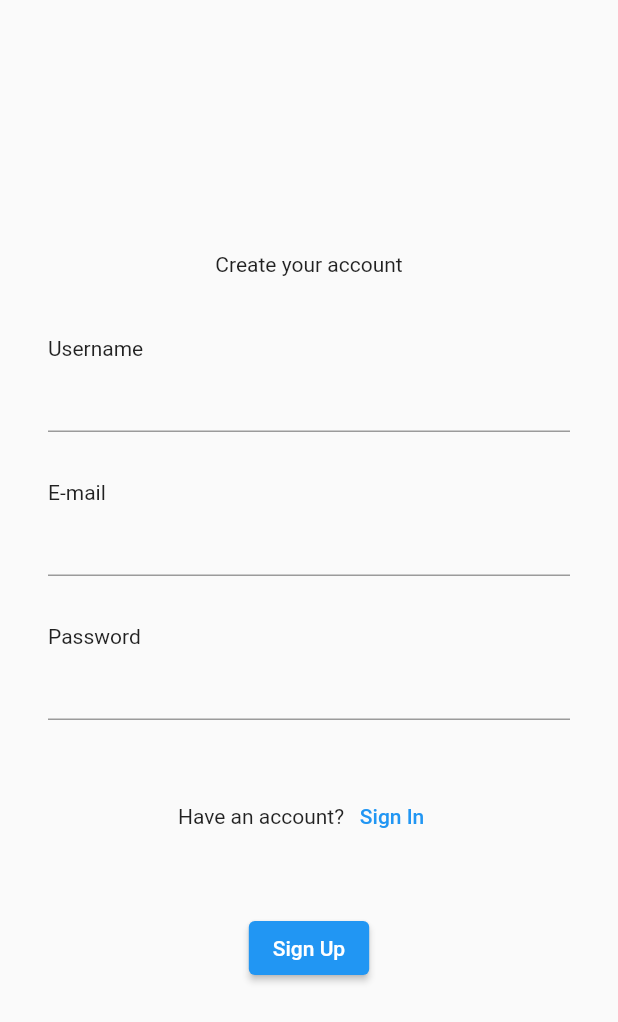
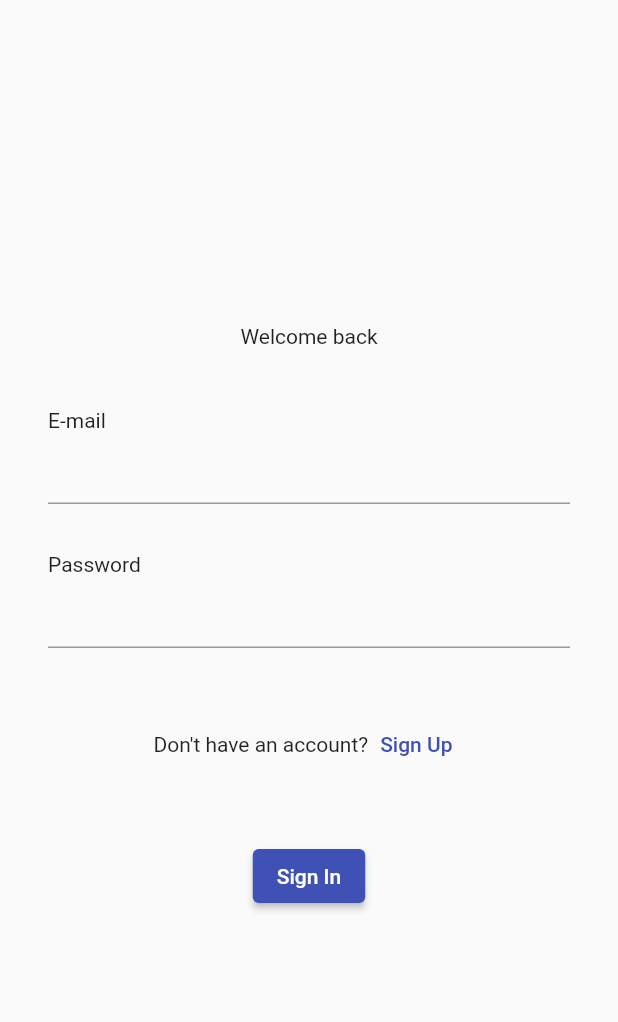
Before and after one commit to muiz6/healthy, a Flutter app: the screen it shows after launch, on a phone screen of 412 x 824 dp. Shown: the top 1022 px of the screen. Run offline on Flutter 3.47's test engine with Material 2 defaults, Android fonts, the phone set to English and light mode, and no system bars; our stand-ins replace get.

Commit message:
created basic sign in page with routing

```diff
--- a/lib/main.dart
+++ b/lib/main.dart
@@ -1,19 +1,18 @@
 import 'package:flutter/material.dart';
+import 'package:get/get.dart';
 
+import 'package:healthy/pages/sign_in_page.dart';
 import 'package:healthy/strings.dart' as strings;
-import 'package:healthy/pages/sign_up.dart';
 
-void main() => runApp(const MyApp());
+void main() => runApp(MyApp());
 
 class MyApp extends StatelessWidget {
-  const MyApp({Key? key}) : super(key: key);
-
   @override
   Widget build(BuildContext context) {
-    return MaterialApp(
+    return GetMaterialApp(
       title: strings.appName,
-      theme: ThemeData(primarySwatch: Colors.blue),
-      home: SignUpPage(),
+      theme: ThemeData(primarySwatch: Colors.indigo),
+      home: SignInPage(),
     );
   }
 }
--- /dev/null
+++ b/lib/pages/sign_in_page.dart
@@ -0,0 +1,54 @@
+import 'package:flutter/material.dart';
+import 'package:get/get.dart';
+
+import 'package:healthy/dimens.dart' as dimens;
+import 'package:healthy/pages/sign_up_page.dart';
+import 'package:healthy/strings.dart' as strings;
+
+class SignInPage extends StatelessWidget {
+  @override
+  Widget build(BuildContext context) {
+    return Scaffold(
+      body: SafeArea(
+        child: Center(
+          child: Padding(
+            child: Column(
+              children: _buildColumnItems(),
+              mainAxisAlignment: MainAxisAlignment.center,
+            ),
+            padding: EdgeInsets.all(dimens.insetL),
+          ),
+        ),
+      ),
+    );
+  }
+
+  List<Widget> _buildColumnItems() {
+    return [
+      Text(strings.welcomeBack),
+      SizedBox(height: 40),
+      Row(children: [Text(strings.eMail)]),
+      TextFormField(),
+      SizedBox(height: dimens.insetL),
+      Row(children: [Text(strings.password)]),
+      TextFormField(obscureText: true),
+      SizedBox(height: 40),
+      _signInMsg(),
+      SizedBox(height: 40),
+      ElevatedButton(onPressed: () {}, child: Text(strings.signIn)),
+    ];
+  }
+
+  Widget _signInMsg() {
+    return Row(
+      children: [
+        Text(strings.dontHaveAnAccount),
+        TextButton(
+          onPressed: () => Get.offAll(SignUpPage()),
+          child: Text(strings.signUp),
+        ),
+      ],
+      mainAxisAlignment: MainAxisAlignment.center,
+    );
+  }
+}
--- a/lib/pages/sign_up.dart
+++ b/lib/pages/sign_up_page.dart
@@ -1,6 +1,8 @@
 import 'package:flutter/material.dart';
+import 'package:get/get.dart';
 
 import 'package:healthy/dimens.dart' as dimens;
+import 'package:healthy/pages/sign_in_page.dart';
 import 'package:healthy/strings.dart' as strings;
 
 class SignUpPage extends StatelessWidget {
@@ -44,7 +46,10 @@ class SignUpPage extends StatelessWidget {
     return Row(
       children: [
         Text(strings.haveAnAccount),
-        TextButton(onPressed: () {}, child: Text(strings.signIn)),
+        TextButton(
+          onPressed: () => Get.offAll(SignInPage()),
+          child: Text(strings.signIn),
+        ),
       ],
       mainAxisAlignment: MainAxisAlignment.center,
     );
--- a/lib/strings.dart
+++ b/lib/strings.dart
@@ -1,8 +1,10 @@
 const appName = 'Healthy';
 const createYourAccount = 'Create your account';
+const dontHaveAnAccount = 'Don\'t have an account?';
 const eMail = 'E-mail';
 const haveAnAccount = 'Have an account?';
 const password = 'Password';
 const signIn = 'Sign In';
 const signUp = 'Sign Up';
 const username = 'Username';
+const welcomeBack = 'Welcome back';
--- a/pubspec.yaml
+++ b/pubspec.yaml
@@ -29,11 +29,7 @@ environment:
 dependencies:
   flutter:
     sdk: flutter
-
-
-  # The following adds the Cupertino Icons font to your application.
-  # Use with the CupertinoIcons class for iOS style icons.
-  cupertino_icons: ^1.0.2
+  get: ^4.5.1
 
 dev_dependencies:
   flutter_test:
```
